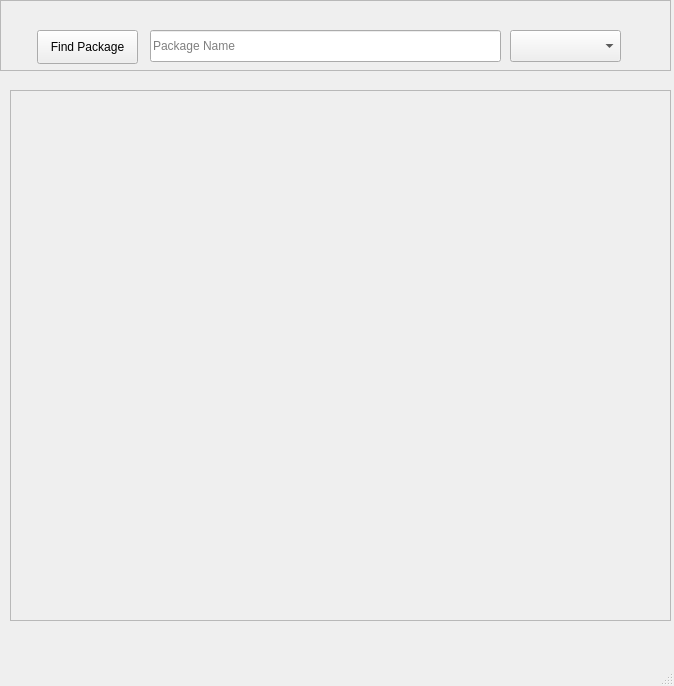
Before: the Qt Designer form src/Ui/Main.ui in Aud4city-Pr0/Apple-Box, drawn with Qt 5.
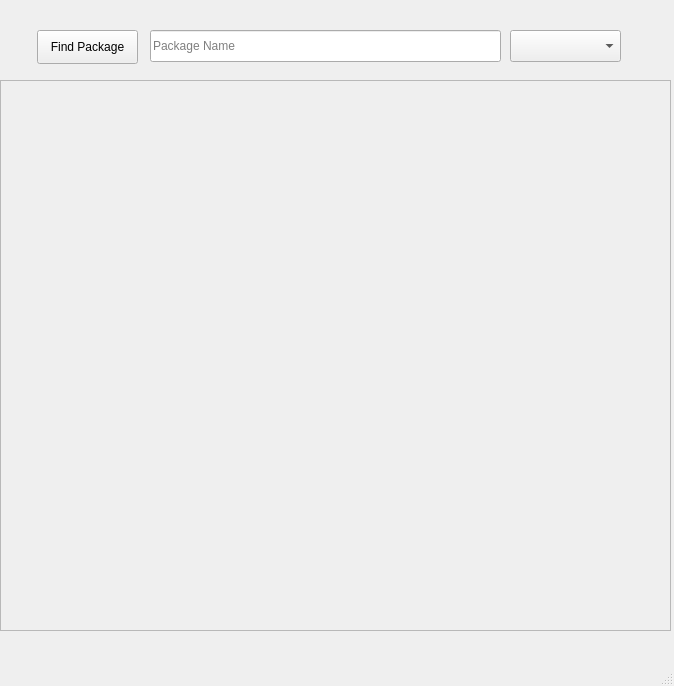
After: the same form once the commit is applied.

Commit message: added scroll box stuff

```diff
--- a/src/Ui/Main.ui
+++ b/src/Ui/Main.ui
@@ -31,16 +31,10 @@
      <rect>
       <x>0</x>
       <y>0</y>
-      <width>671</width>
-      <height>71</height>
+      <width>681</width>
+      <height>81</height>
      </rect>
     </property>
-    <property name="frameShape">
-     <enum>QFrame::Shape::StyledPanel</enum>
-    </property>
-    <property name="frameShadow">
-     <enum>QFrame::Shadow::Raised</enum>
-    </property>
     <widget class="QLineEdit" name="SearchBar">
      <property name="geometry">
       <rect>
@@ -90,10 +84,10 @@
    <widget class="QScrollArea" name="DescriptionFrame">
     <property name="geometry">
      <rect>
-      <x>10</x>
-      <y>90</y>
-      <width>661</width>
-      <height>531</height>
+      <x>0</x>
+      <y>80</y>
+      <width>671</width>
+      <height>551</height>
      </rect>
     </property>
     <property name="horizontalScrollBarPolicy">
@@ -110,8 +104,8 @@
       <rect>
        <x>0</x>
        <y>0</y>
-       <width>661</width>
-       <height>531</height>
+       <width>671</width>
+       <height>551</height>
       </rect>
      </property>
     </widget>
```
The commit also changes 1 other file.
